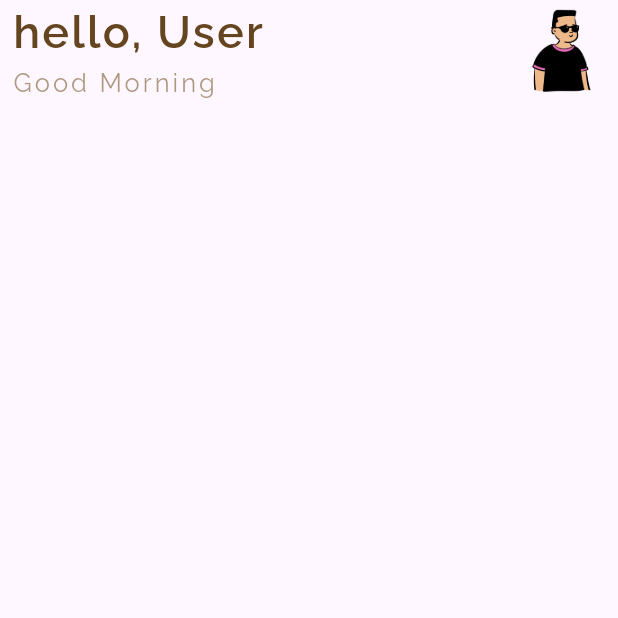
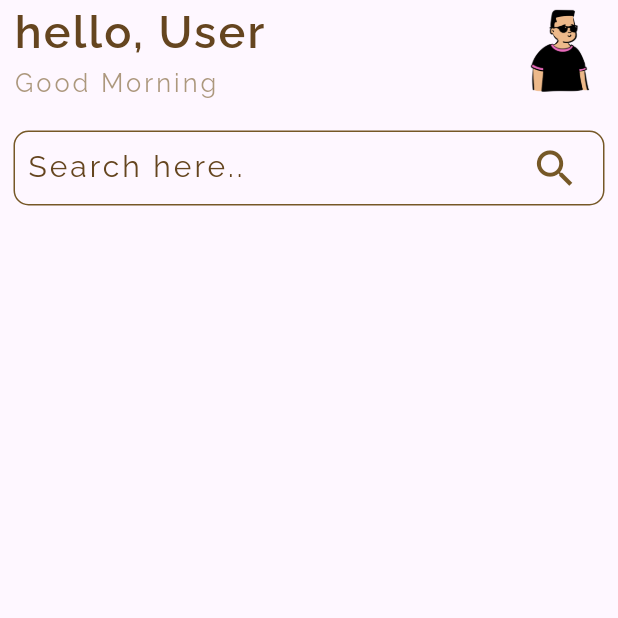
Before and after one commit to JayTheThird/Urban-Outfitters-app, a Flutter app: the screen it shows after launch, on a phone screen of 412 x 824 dp, the top half of it. Run offline on Flutter 3.47's test engine with Material 3 defaults, Android fonts, the phone set to English and light mode, and no system bars; our stand-ins replace google_fonts, hexcolor.

Commit message:
added some custom spacing and search textfield in home.dart file

```diff
--- a/lib/pages/home.dart
+++ b/lib/pages/home.dart
@@ -18,11 +18,14 @@ class _HomeState extends State<Home> {
 
   @override
   Widget build(BuildContext context) {
+    // display current time
     Widget currentTime() {
       if (hour < 12) {
         return Text("Good Morning", style: style.greetingTitle);
-      } else if (hour < 18) {
+      } else if (hour < 16) {
         return Text("Good Afternoon", style: style.greetingTitle);
+      } else if (hour < 19) {
+        return Text("Good Evening", style: style.greetingTitle);
       } else {
         return Text("Good Night", style: style.greetingTitle);
       }
@@ -59,6 +62,39 @@ class _HomeState extends State<Home> {
                   ),
                 ],
               ),
+              style.customSpacing(height: 20.0),
+              Container(
+                padding: EdgeInsets.symmetric(horizontal: 8),
+                decoration: BoxDecoration(
+                  border: Border.all(
+                    color: style.color2,
+                    width: 1,
+                  ),
+                  borderRadius: BorderRadius.circular(10),
+                ),
+                width: MediaQuery.of(context).size.width,
+                child: TextField(
+                  cursorColor: style.color1,
+                  style: TextStyle(
+                    color: style.color2,
+                    decoration: TextDecoration.none,
+                    decorationThickness: 0,
+                  ),
+                  autocorrect: true,
+                  decoration: InputDecoration(
+                    hintText: "Search here..",
+                    hintStyle: style.greetingTitle
+                        .copyWith(fontSize: 20, color: style.color1),
+                    suffixIcon: Icon(
+                      Icons.search,
+                      size: 32.5,
+                      color: style.color2,
+                    ),
+                    // disabledBorder: InputBorder.none,
+                    border: InputBorder.none,
+                  ),
+                ),
+              )
             ],
           ),
         ),
--- a/lib/widgets/support_styling_widget.dart
+++ b/lib/widgets/support_styling_widget.dart
@@ -10,7 +10,15 @@ class SupportStylingClass {
 
   // default Horizontal Margin
   get defaultHorizontalMargin {
-    return EdgeInsets.symmetric(horizontal: 8.0);
+    return EdgeInsets.symmetric(horizontal: 9.0);
+  }
+
+  // custom spacing(height, width)
+  Widget customSpacing({height, width}) {
+    return SizedBox(
+      height: height,
+      width: width,
+    );
   }
 
   // default title
```
